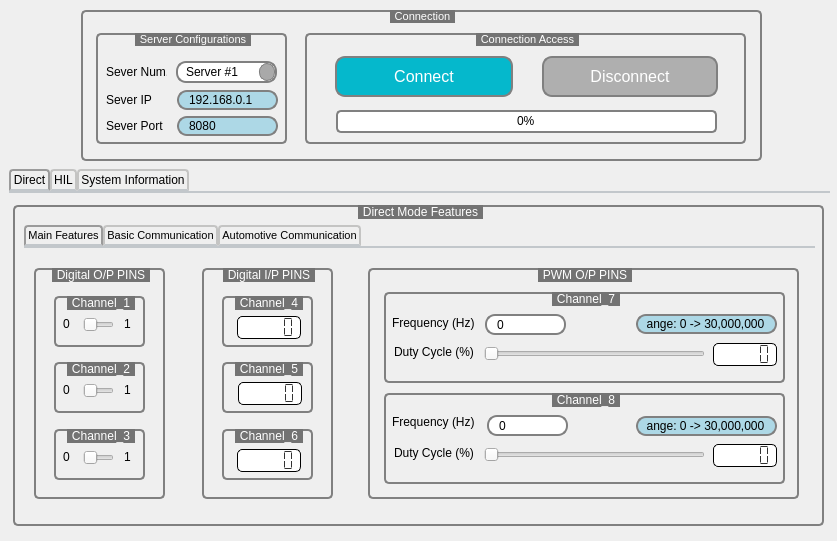
Above: GUI/HABDoe.ui from Ahmed-Zoher/HIL-TestBench-Over-Linux-OS-using-RaspberryPi4 before the change. Below: the same form after it.
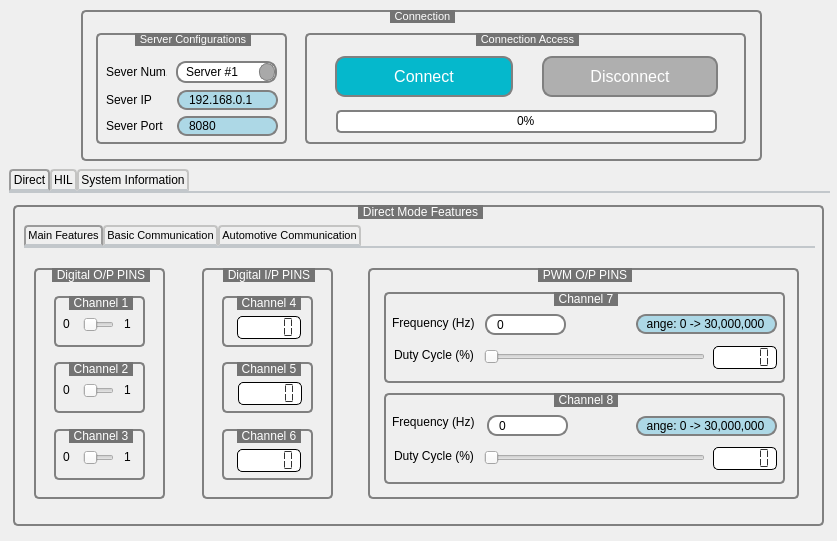
That is the form after the change.

```diff
--- a/GUI/HABDoe.ui
+++ b/GUI/HABDoe.ui
@@ -212,7 +212,7 @@
           </font>
          </property>
          <property name="title">
-          <string>Channel_3</string>
+          <string>Channel 3</string>
          </property>
          <widget class="QSlider" name="Channel3_horizontalSlider">
           <property name="enabled">
@@ -310,7 +310,7 @@
           </font>
          </property>
          <property name="title">
-          <string>Channel_1</string>
+          <string>Channel 1</string>
          </property>
          <widget class="QSlider" name="Channel1_horizontalSlider">
           <property name="enabled">
@@ -414,7 +414,7 @@
           </font>
          </property>
          <property name="title">
-          <string>Channel_2</string>
+          <string>Channel 2</string>
          </property>
          <widget class="QSlider" name="Channel2_horizontalSlider">
           <property name="enabled">
@@ -530,7 +530,7 @@
           </font>
          </property>
          <property name="title">
-          <string>Channel_4</string>
+          <string>Channel 4</string>
          </property>
          <widget class="QLCDNumber" name="Channel4_lcdNumber">
           <property name="geometry">
@@ -574,7 +574,7 @@
           </font>
          </property>
          <property name="title">
-          <string>Channel_5</string>
+          <string>Channel 5</string>
          </property>
          <widget class="QLCDNumber" name="Channel5_lcdNumber">
           <property name="geometry">
@@ -618,7 +618,7 @@
           </font>
          </property>
          <property name="title">
-          <string>Channel_6</string>
+          <string>Channel 6</string>
          </property>
          <widget class="QLCDNumber" name="Channel6_lcdNumber">
           <property name="geometry">
@@ -683,7 +683,7 @@
           </font>
          </property>
          <property name="title">
-          <string>Channel_7</string>
+          <string>Channel 7</string>
          </property>
          <widget class="QLabel" name="Channel7_Frequency_label">
           <property name="geometry">
@@ -707,7 +707,7 @@
           <property name="geometry">
            <rect>
             <x>329</x>
-            <y>51</y>
+            <y>54</y>
             <width>64</width>
             <height>23</height>
            </rect>
@@ -736,7 +736,7 @@
           <property name="geometry">
            <rect>
             <x>100</x>
-            <y>51</y>
+            <y>54</y>
             <width>221</width>
             <height>22</height>
            </rect>
@@ -783,7 +783,7 @@
           <property name="geometry">
            <rect>
             <x>10</x>
-            <y>52</y>
+            <y>55</y>
             <width>81</width>
             <height>16</height>
            </rect>
@@ -888,7 +888,7 @@
           </font>
          </property>
          <property name="title">
-          <string>Channel_8</string>
+          <string>Channel 8</string>
          </property>
          <widget class="QLabel" name="Channel8_Frequency_label">
           <property name="geometry">
@@ -912,7 +912,7 @@
           <property name="geometry">
            <rect>
             <x>329</x>
-            <y>51</y>
+            <y>54</y>
             <width>64</width>
             <height>23</height>
            </rect>
@@ -941,7 +941,7 @@
           <property name="geometry">
            <rect>
             <x>100</x>
-            <y>51</y>
+            <y>54</y>
             <width>221</width>
             <height>22</height>
            </rect>
@@ -988,7 +988,7 @@
           <property name="geometry">
            <rect>
             <x>10</x>
-            <y>52</y>
+            <y>55</y>
             <width>81</width>
             <height>16</height>
            </rect>
```
Left out of the diff: 26 changed lines with no effect on the pictures.
